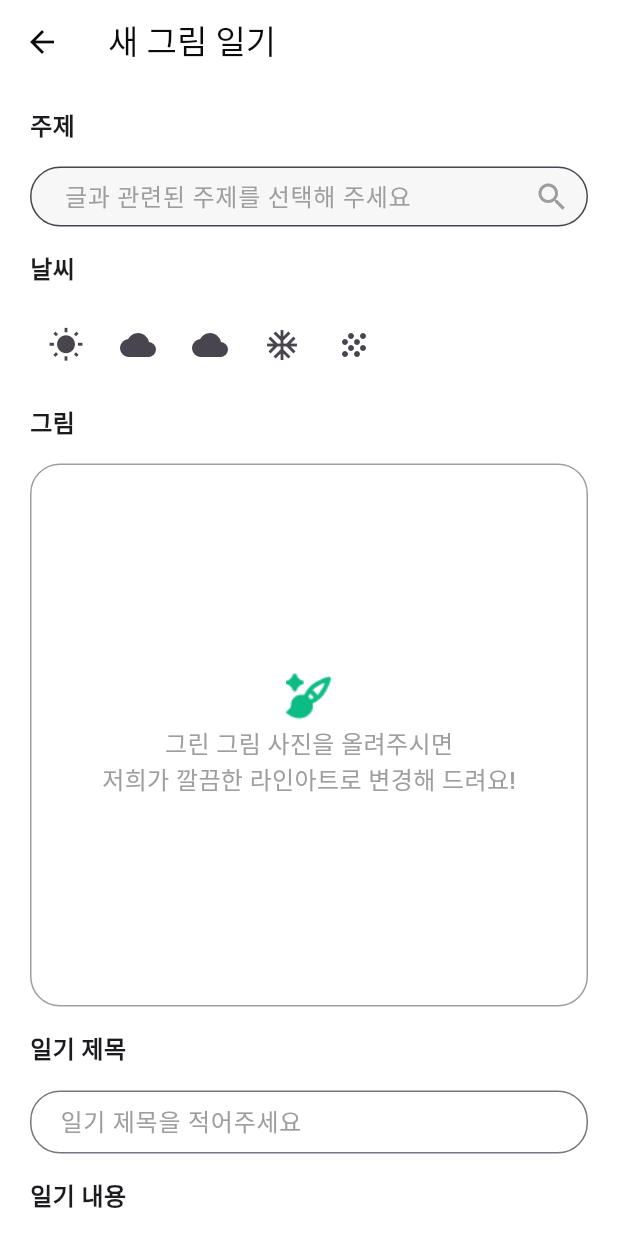
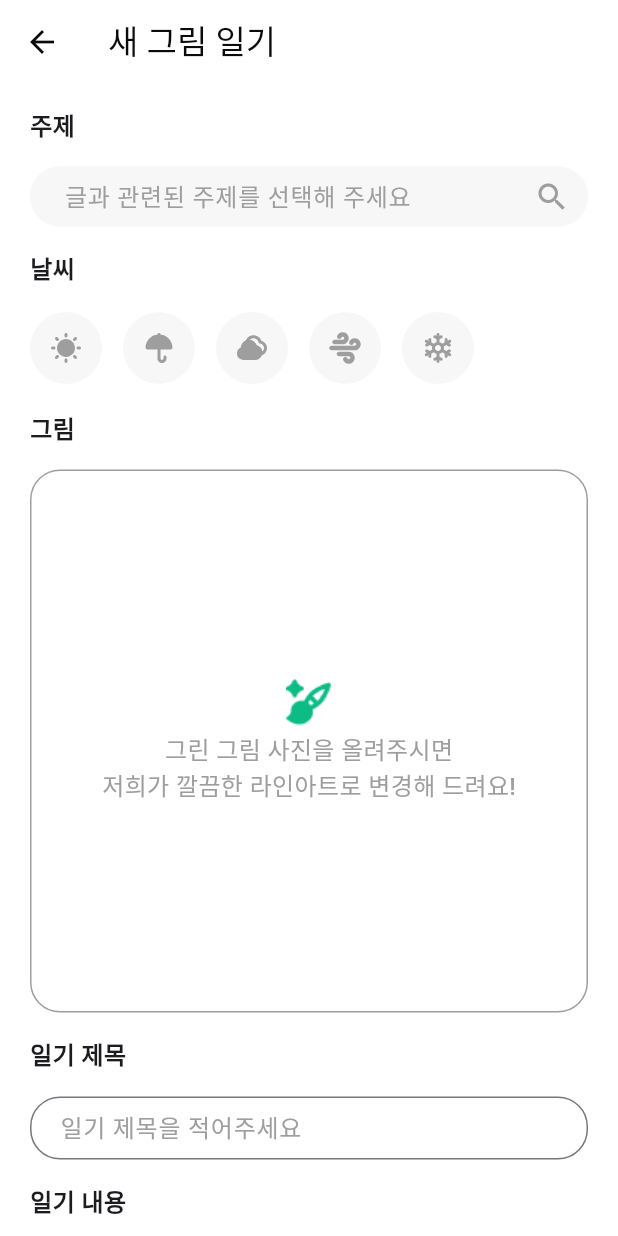
Before and after one commit to 5GHS/drawee, a Flutter app: the WritePostPage screen opened directly, on a phone screen of 412 x 824 dp. Run offline on Flutter 3.47's test engine with Material 3 defaults, Android fonts, the phone set to English and light mode, and no system bars; our stand-ins replace cloud_firestore, firebase_auth, firebase_core, flutter_riverpod, flutter_svg, google_sign_in and 1 more; accounts and stored records are empty; Roboto replaces fonts that are missing (Pretendard).

Commit message:
feat: 날씨 버튼 추가

```diff
--- a/lib/presentation/ui/layout/main_layout.dart
+++ b/lib/presentation/ui/layout/main_layout.dart
@@ -1,3 +1,4 @@
+import 'package:drawee/presentation/ui/write_post/write_post_page.dart';
 import 'package:flutter/material.dart';
 import 'package:drawee/constant/colors.dart';
 import 'package:drawee/presentation/ui/home/home_page.dart';
@@ -18,7 +19,7 @@ class _MainLayoutState extends State<MainLayout> {
   final List<Widget> _pages = [
     HomePage(),
     const WeatherPostPage(),
-    const WeatherPostPage(), // TODO : 임시로 WeatherPostPage 사용 -> 추후 수정
+    const WritePostPage(),
     const SubjectPostPage(),
     const MypagePage(),
   ];
--- /dev/null
+++ b/lib/presentation/ui/write_post/widgets/weather_button.dart
@@ -0,0 +1,24 @@
+import 'package:drawee/constant/colors.dart';
+import 'package:flutter/material.dart';
+import 'package:flutter_svg/svg.dart';
+
+class weatherButton extends StatelessWidget {
+  final String weather;
+  const weatherButton({
+    required this.weather,
+    super.key,
+  });
+
+  @override
+  Widget build(BuildContext context) {
+    return Container(
+      decoration: BoxDecoration(
+        shape: BoxShape.circle,
+        color: AppColors.lightGray,
+      ),
+      child: IconButton(
+          icon: SvgPicture.asset('assets/icon/${weather}.svg'),
+          onPressed: () {}),
+    );
+  }
+}
--- a/lib/presentation/ui/write_post/write_post_page.dart
+++ b/lib/presentation/ui/write_post/write_post_page.dart
@@ -2,8 +2,10 @@ import 'dart:io';
 import 'package:drawee/constant/colors.dart';
 import 'package:drawee/presentation/ui/write_post/widgets/hint_text.dart';
 import 'package:drawee/presentation/ui/write_post/widgets/section_title.dart';
+import 'package:drawee/presentation/ui/write_post/widgets/weather_button.dart';
 import 'package:flutter/material.dart';
 import 'package:flutter/services.dart';
+import 'package:flutter_svg/svg.dart';
 import 'package:image/image.dart' as img;
 import 'package:image_picker/image_picker.dart';
 
@@ -28,8 +30,8 @@ class _WritePageState extends State<WritePostPage> {
       throw Exception('이미지를 불러올 수 없습니다');
     }
 
-    final img.Image grayscale = img.grayscale(image); // 그레이스케일
-    final img.Image sobel = img.sobel(grayscale); // 소벨 필터 적용
+    //final img.Image grayscale = img.grayscale(image); // 그레이스케일
+    final img.Image sobel = img.sobel(image); // 소벨 필터 적용
     final img.Image inverted = img.invert(sobel); // 흰색과 검은색 반전
     //final img.Image blurred = img.gaussianBlur(inverted, radius: 2); // 블러 처리는 의미가 별로 없구만
 
@@ -111,7 +113,7 @@ class _WritePageState extends State<WritePostPage> {
                       filled: true,
                       fillColor: AppColors.lightGray,
                       border: OutlineInputBorder(
-                          borderSide: BorderSide(color: AppColors.gray),
+                          borderSide: BorderSide(color: AppColors.lightGray),
                           borderRadius: BorderRadius.circular(20)),
                       contentPadding: EdgeInsets.symmetric(horizontal: 19),
                       suffixIcon: IconButton(
@@ -122,20 +124,48 @@ class _WritePageState extends State<WritePostPage> {
                           print('주제 검색!');
                         },
                       ),
+                      enabledBorder: OutlineInputBorder(
+                        borderSide: BorderSide(
+                            color: AppColors.lightGray,
+                            width: 1.0), // 비활성 상태 테두리
+                        borderRadius: BorderRadius.circular(20),
+                      ),
+                      focusedBorder: OutlineInputBorder(
+                        borderSide: BorderSide(
+                            color: AppColors.green, width: 1.0), // 활성 상태 테두리
+                        borderRadius: BorderRadius.circular(20),
+                      ),
                     ),
                   ),
                 ),
                 SizedBox(height: 16),
                 SectionTitle(text: '날씨'),
                 SizedBox(height: 16),
-                Row(
-                  children: [
-                    IconButton(icon: Icon(Icons.wb_sunny), onPressed: () {}),
-                    IconButton(icon: Icon(Icons.cloud), onPressed: () {}),
-                    IconButton(icon: Icon(Icons.wb_cloudy), onPressed: () {}),
-                    IconButton(icon: Icon(Icons.ac_unit), onPressed: () {}),
-                    IconButton(icon: Icon(Icons.grain), onPressed: () {}),
-                  ],
+                Container(
+                  height: 52,
+                  child: Row(
+                    children: [
+                      weatherButton(
+                        weather: 'sunny',
+                      ),
+                      SizedBox(width: 14),
+                      weatherButton(
+                        weather: 'rainy',
+                      ),
+                      SizedBox(width: 14),
+                      weatherButton(
+                        weather: 'cloudy',
+                      ),
+                      SizedBox(width: 14),
+                      weatherButton(
+                        weather: 'windy',
+                      ),
+                      SizedBox(width: 14),
+                      weatherButton(
+                        weather: 'snowy',
+                      ),
+                    ],
+                  ),
                 ),
                 SizedBox(height: 16),
                 SectionTitle(text: '그림'),
```
